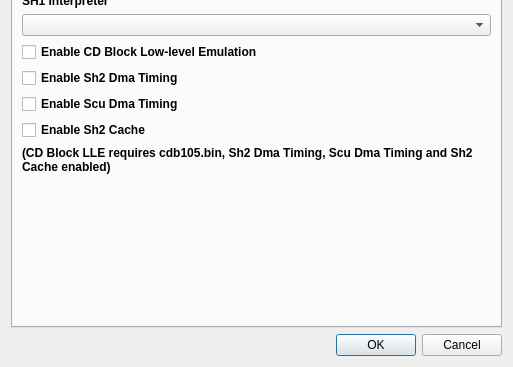
Old version of the form yabause/src/qt/ui/UISettings.ui in the repository Yabause/yabause; both pictures show x 0 to 513 and y 196 to 563 of the 513 by 563 pixel window.
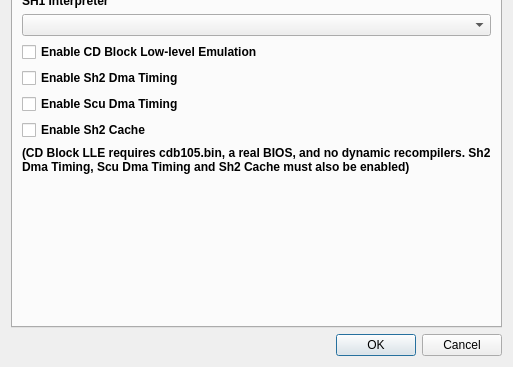
New version of the form. The open tabs and pages were chosen to show the change. Custom widgets are drawn as their Qt base class.

Commit message: qt: update cdb lle requirements info

What changed in the file:
```diff
--- a/yabause/src/qt/ui/UISettings.ui
+++ b/yabause/src/qt/ui/UISettings.ui
@@ -788,7 +788,7 @@
        <item>
         <widget class="QLabel" name="label_3">
          <property name="text">
-          <string>(CD Block LLE requires cdb105.bin, Sh2 Dma Timing, Scu Dma Timing and Sh2 Cache enabled)</string>
+          <string>(CD Block LLE requires cdb105.bin, a real BIOS, and no dynamic recompilers. Sh2 Dma Timing, Scu Dma Timing and Sh2 Cache must also be enabled)</string>
          </property>
          <property name="wordWrap">
           <bool>true</bool>
```
